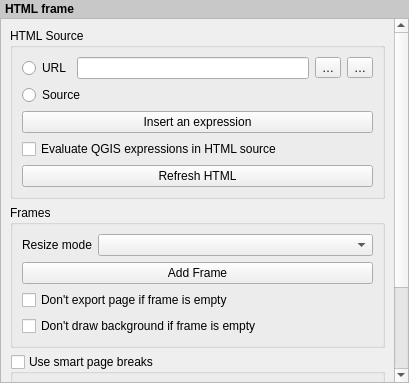
qgis/QGIS, file src/ui/layout/qgslayouthtmlwidgetbase.ui: the form before one commit.
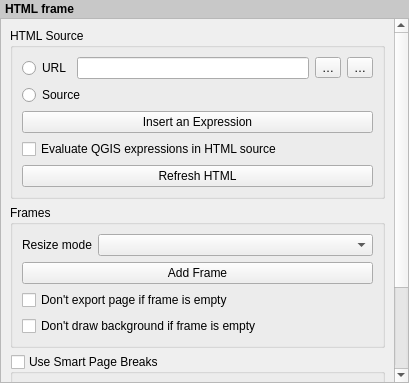
The form after the commit. Custom widgets are drawn as their Qt base class.

```diff
--- a/src/ui/layout/qgslayouthtmlwidgetbase.ui
+++ b/src/ui/layout/qgslayouthtmlwidgetbase.ui
@@ -133,7 +133,7 @@
           <item row="4" column="0" colspan="2">
            <widget class="QPushButton" name="mInsertExpressionButton">
             <property name="text">
-             <string>Insert an expression</string>
+             <string>Insert an Expression</string>
             </property>
            </widget>
           </item>
@@ -208,7 +208,7 @@
        <item>
         <widget class="QgsCollapsibleGroupBoxBasic" name="mUseSmartBreaksCheckBox">
          <property name="title">
-          <string>Use smart page breaks</string>
+          <string>Use Smart Page Breaks</string>
          </property>
          <property name="checkable">
           <bool>true</bool>
```
Left out of the diff: 2 changed lines with no effect on the pictures.
